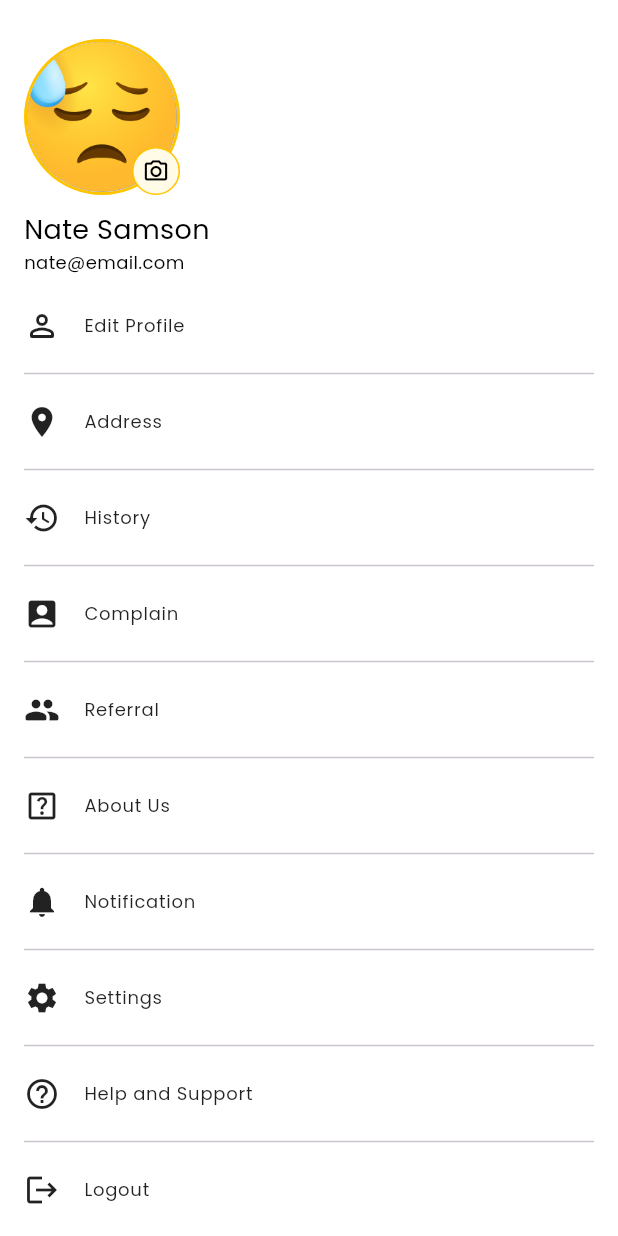
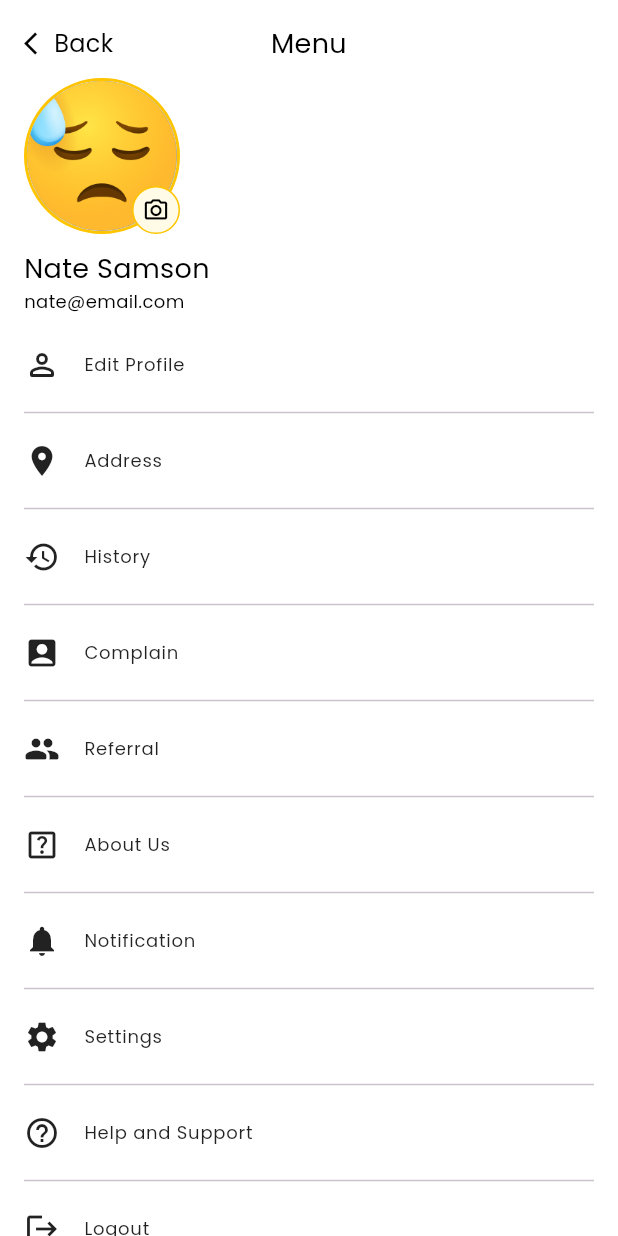
Before and after one commit to Tejas052004/uidesign, a Flutter app: the SideMenu screen opened by its route, on a phone screen of 412 x 824 dp. Run offline on Flutter 3.47's test engine with Material 3 defaults, Android fonts, the phone set to English and light mode, and no system bars; our stand-ins replace country_code_picker, get, google_maps_flutter, location, pinput, webview_flutter.

```diff
--- a/lib/presentation/Menu/side_menu.dart
+++ b/lib/presentation/Menu/side_menu.dart
@@ -12,20 +12,13 @@ class SideMenu extends StatelessWidget {
 
   @override
   Widget build(BuildContext context) {
-    return Drawer(
+    return Scaffold(
       backgroundColor: Colors.white,
-      width: MediaQuery.of(context).size.width * 0.75,
-      shape: const RoundedRectangleBorder(
-        borderRadius: BorderRadius.only(
-          topLeft: Radius.circular(16),
-          bottomLeft: Radius.circular(16),
-        ),
-      ),
-      child: SafeAreaWrapper(
+      body: SafeAreaWrapper(
         child: Column(
           crossAxisAlignment: CrossAxisAlignment.start,
           children: [
-            // BackButtonWidget(),
+            const BackButtonWidget(title: "Menu"),
             const SizedBox(height: 10),
 
             // 👤 Profile Section
```
Also changed, not shown: lib/presentation/mainscreen.dart (+2 -6 lines).
